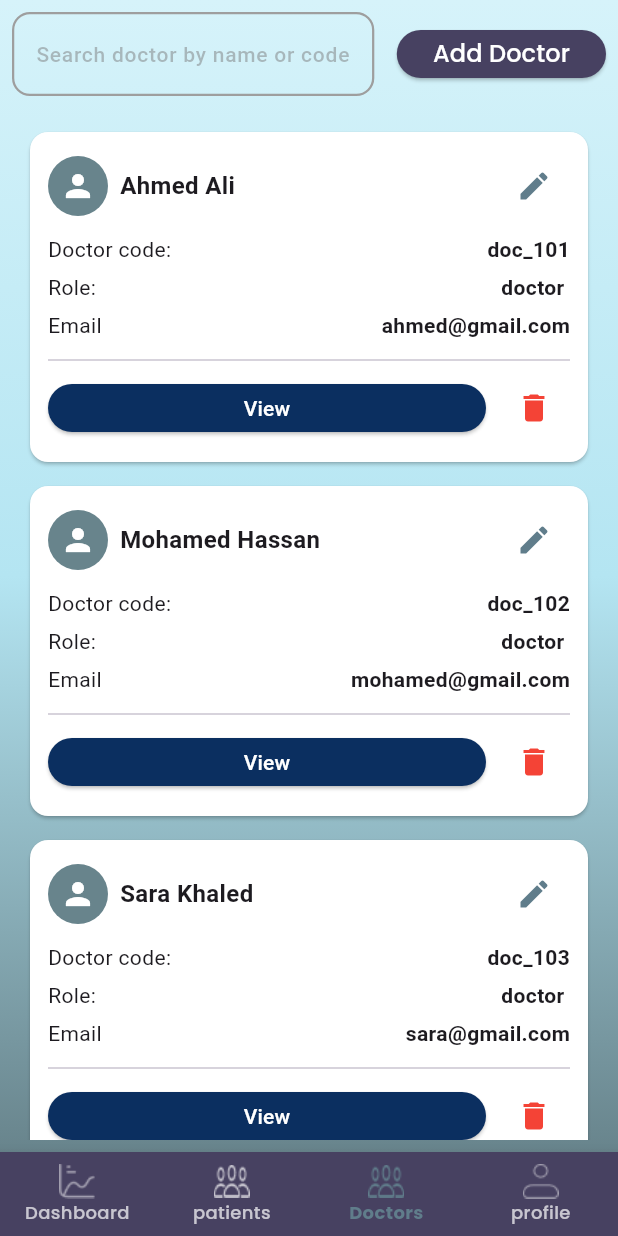
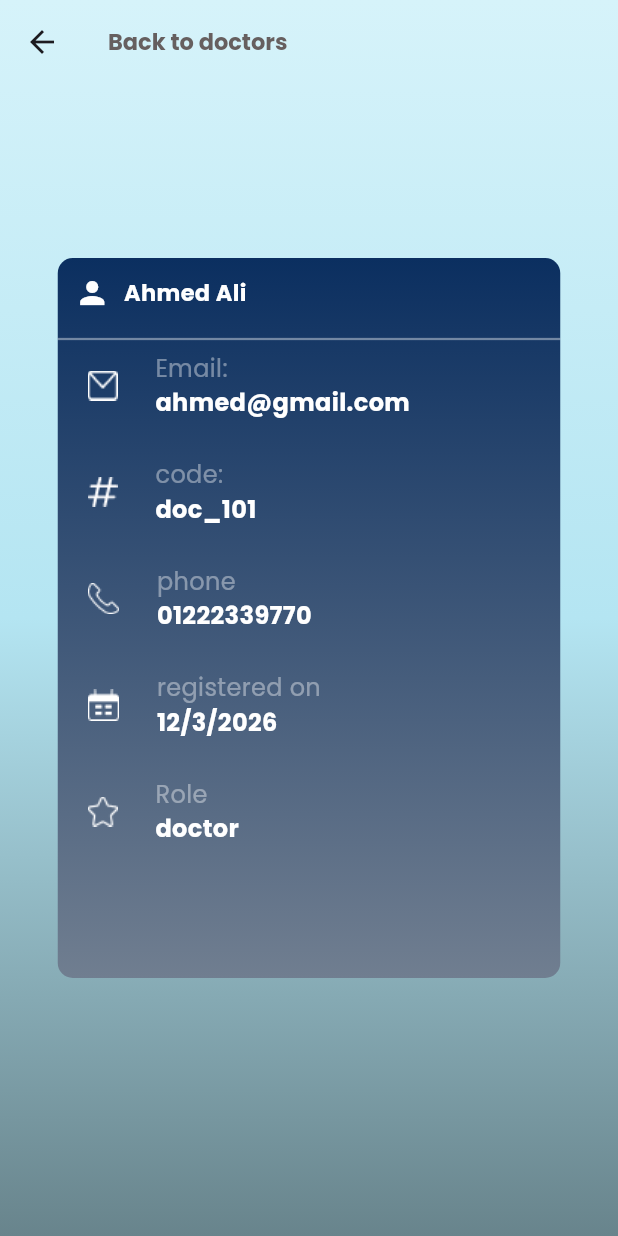
Before and after one commit to shoroukelshikh/behind_the_silent_eyes, a Flutter app: the screen it shows after launch, item 3 of the bottom bar chosen, after a tap on "View", on a phone screen of 412 x 824 dp. Run offline on Flutter 3.47's test engine with Material 3 defaults, Android fonts, the phone set to English and light mode, and no system bars; our stand-ins replace animate_do, google_fonts.

Commit message:
+ doctor details

```diff
--- a/lib/features/admin/doctors/presentation/screens/doc_details.dart
+++ b/lib/features/admin/doctors/presentation/screens/doc_details.dart
@@ -0,0 +1,190 @@
+import 'package:behind_silent_eyes/core/theme/colors.dart';
+import 'package:behind_silent_eyes/features/admin/doctors/presentation/widgets/gradient_card.dart';
+import 'package:flutter/material.dart';
+import 'package:google_fonts/google_fonts.dart';
+
+class DocDetails extends StatelessWidget {
+  final Map<String, String> doctor;
+  const DocDetails({super.key, required this.doctor});
+
+  @override
+
+  Widget build(BuildContext context) {
+    return  Scaffold(
+      extendBodyBehindAppBar: true,
+      appBar: AppBar(
+        title: Row(
+          children: [
+            Text(
+              'Back to doctors',
+              style: GoogleFonts.poppins(
+                color: Color(0xff665F5F),
+                fontSize: 15,
+                fontWeight: FontWeight.bold,
+              ),
+            ),
+          ],
+        ),
+        backgroundColor: Colors.transparent,
+        elevation: 0,
+      ),
+      body: Container(
+        decoration: BoxDecoration(
+          gradient: AppColors.primary,
+        ),
+        child: Column(
+          mainAxisAlignment: MainAxisAlignment.center,
+          children: [
+            Center(
+              child:
+              GradientCard(height: 480,width:335 ,children: [
+                Padding(
+                  padding: const EdgeInsets.all(11),
+                  child: Row(
+                    children: [
+                      Icon(Icons.person,color: Colors.white,),
+                      SizedBox(width: 9,),
+                      Text(doctor["name"] ?? "" , style: GoogleFonts.poppins(
+                        fontSize: 15,
+                        fontWeight: FontWeight.bold,
+                        color: Color(0xffffffff),
+                      ),)
+                    ],
+                  ),
+                ),
+                Divider(
+                  thickness: 1.5,
+                  color: Color(0x66ffffff),
+                ),
+                // email
+                Padding(
+                  padding: const EdgeInsets.only(left:20 ),
+                  child: Row(
+                    children: [
+                      Image.asset('assets/images/email.png'),
+                      SizedBox(width: 25,),
+                      Column(
+                        crossAxisAlignment: CrossAxisAlignment.start,
+                        children: [
+                          Text('Email:' , style: GoogleFonts.poppins(
+                            fontSize: 16,
+                            color: Color(0x66ffffff),
+                          ),),
+                          Text(doctor["email"] ?? "" , style: GoogleFonts.poppins(
+                            fontSize: 16,
+                            fontWeight: FontWeight.bold,
+                            color: Color(0xffffffff),
+                          ),)
+                        ],
+                      )
+                    ],
+                  ),
+                ),
+                SizedBox(height: 25,),
+                // code
+                Padding(
+                  padding: const EdgeInsets.only(left:20 ),
+                  child: Row(
+                    children: [
+                      Image.asset('assets/images/code.png'),
+                      SizedBox(width: 25,),
+                      Column(
+                        crossAxisAlignment: CrossAxisAlignment.start,
+                        children: [
+                          Text('code:' , style: GoogleFonts.poppins(
+                            fontSize: 16,
+                            color: Color(0x66ffffff),
+                          ),),
+                          Text(doctor["code"] ?? "", style: GoogleFonts.poppins(
+                            fontSize: 16,
+                            fontWeight: FontWeight.bold,
+                            color: Color(0xffffffff),
+                          ),)
+                        ],
+                      )
+                    ],
+                  ),
+                ),
+                SizedBox(height: 25,),
+                // phone
+                Padding(
+                  padding: const EdgeInsets.only(left:20 ),
+                  child: Row(
+                    children: [
+                      Image.asset('assets/images/phone.png'),
+                      SizedBox(width: 25,),
+                      Column(
+                        crossAxisAlignment: CrossAxisAlignment.start,
+                        children: [
+                          Text('phone' , style: GoogleFonts.poppins(
+                            fontSize: 16,
+                            color: Color(0x66ffffff),
+                          ),),
+                          Text(doctor["phone"] ?? "" , style: GoogleFonts.poppins(
+                            fontSize: 16,
+                            fontWeight: FontWeight.bold,
+                            color: Color(0xffffffff),
+                          ),)
+                        ],
+                      )
+                    ],
+                  ),
+                ),
+                SizedBox(height: 25,),
+                // date
+                Padding(
+                  padding: const EdgeInsets.only(left:20 ),
+                  child: Row(
+                    children: [
+                      Image.asset('assets/images/date.png'),
+                      SizedBox(width: 25,),
+                      Column(
+                        crossAxisAlignment: CrossAxisAlignment.start,
+                        children: [
+                          Text('registered on' , style: GoogleFonts.poppins(
+                            fontSize: 16,
+                            color: Color(0x66ffffff),
+                          ),),
+                          Text(doctor["registered_on"] ?? "" , style: GoogleFonts.poppins(
+                            fontSize: 16,
+                            fontWeight: FontWeight.bold,
+                            color: Color(0xffffffff),
+                          ),)
+                        ],
+                      )
+                    ],
+                  ),
+                ),
+                SizedBox(height: 25,),
+                // role
+                Padding(
+                  padding: const EdgeInsets.only(left:20 ),
+                  child: Row(
+                    children: [
+                      Image.asset('assets/images/role.png'),
+                      SizedBox(width: 25,),
+                      Column(
+                        crossAxisAlignment: CrossAxisAlignment.start,
+                        children: [
+                          Text('Role' , style: GoogleFonts.poppins(
+                            fontSize: 16,
+                            color: Color(0x66ffffff),
+                          ),),
+                          Text(doctor["role"] ?? "" , style: GoogleFonts.poppins(
+                            fontSize: 16,
+                            fontWeight: FontWeight.bold,
+                            color: Color(0xffffffff),
+                          ),)
+                        ],
+                      )
+                    ],
+                  ),
+                ),
+              ],),
+            ),
+          ],
+        ),
+      ),
+    );
+  }
+}
--- a/lib/features/admin/doctors/presentation/screens/doc_list.dart
+++ b/lib/features/admin/doctors/presentation/screens/doc_list.dart
@@ -1,5 +1,6 @@
 import 'package:behind_silent_eyes/core/widgets/search_field.dart';
 import 'package:behind_silent_eyes/features/admin/doctors/presentation/screens/add_doc.dart';
+import 'package:behind_silent_eyes/features/admin/doctors/presentation/screens/doc_details.dart';
 import 'package:behind_silent_eyes/features/admin/doctors/presentation/screens/edit_doc.dart';
 import 'package:flutter/material.dart';
 import 'package:google_fonts/google_fonts.dart';
@@ -17,21 +18,31 @@ class _DocListState extends State<DocList> {
     filteredDoctors = doctors;
     super.initState();
   }
+
   List<Map<String, String>> doctors = [
     {
       "name": "Ahmed Ali",
       "code": "doc_101",
-      "email": "ahmed@gmail.com"
+      "email": "ahmed@gmail.com",
+      "role": "doctor",
+      "registered_on": "12/3/2026",
+      "phone": "01222339770",
     },
     {
       "name": "Mohamed Hassan",
       "code": "doc_102",
-      "email": "mohamed@gmail.com"
+      "email": "mohamed@gmail.com",
+      "role": "doctor",
+      "registered_on": "12/3/2026",
+      "phone": "01222339770",
     },
     {
       "name": "Sara Khaled",
       "code": "doc_103",
-      "email": "sara@gmail.com"
+      "email": "sara@gmail.com",
+      "role": "doctor",
+      "registered_on": "12/3/2026",
+      "phone": "01222339770",
     },
   ];
 
@@ -46,6 +57,7 @@ class _DocListState extends State<DocList> {
       }).toList();
     });
   }
+
   List<Map<String, String>> filteredDoctors = [];
   Widget build(BuildContext context) {
     return SafeArea(
@@ -55,7 +67,12 @@ class _DocListState extends State<DocList> {
           children: [
             Row(
               children: [
-                Expanded(child: SearchField(onSearch: searchDoctor, hint: "Search doctor by name or code")),
+                Expanded(
+                  child: SearchField(
+                    onSearch: searchDoctor,
+                    hint: "Search doctor by name or code",
+                  ),
+                ),
                 SizedBox(width: 15),
                 ElevatedButton(
                   style: ElevatedButton.styleFrom(
@@ -129,7 +146,19 @@ class _DocListState extends State<DocList> {
                                     color: Colors.blueGrey,
                                   ),
                                   onPressed: () {
-                                    Navigator.push(context, MaterialPageRoute(builder: (context) => EditDoc(code: "doc_123", email: "a@gmail.com", phone: "01015369825", fullName: "ahmed ali", role: "Doctor", pass: "ali123"),));
+                                    Navigator.push(
+                                      context,
+                                      MaterialPageRoute(
+                                        builder: (context) => EditDoc(
+                                          code: "doc_123",
+                                          email: "a@gmail.com",
+                                          phone: "01015369825",
+                                          fullName: "ahmed ali",
+                                          role: "Doctor",
+                                          pass: "ali123",
+                                        ),
+                                      ),
+                                    );
                                   },
                                 ),
                               ],
@@ -185,7 +214,7 @@ class _DocListState extends State<DocList> {
                             ),
 
                             Spacer(),
-                             Divider(),
+                            Divider(),
                             // Last Row: View Button + Delete Icon
                             Row(
                               mainAxisAlignment: MainAxisAlignment.spaceEvenly,
@@ -193,7 +222,14 @@ class _DocListState extends State<DocList> {
                                 Expanded(
                                   child: ElevatedButton(
                                     onPressed: () {
-                                      // go to doc details
+                                      Navigator.push(
+                                        context,
+                                        MaterialPageRoute(
+                                          builder: (context) => DocDetails(
+                                            doctor: filteredDoctors[index],
+                                          ),
+                                        ),
+                                      );
                                     },
                                     style: ElevatedButton.styleFrom(
                                       backgroundColor: Color(0xff0B2F60),
```
Also changed, not shown: assets/images/code.png (added), assets/images/date.png (added), assets/images/email.png (added), assets/images/phone.png (added), assets/images/role.png (added).
